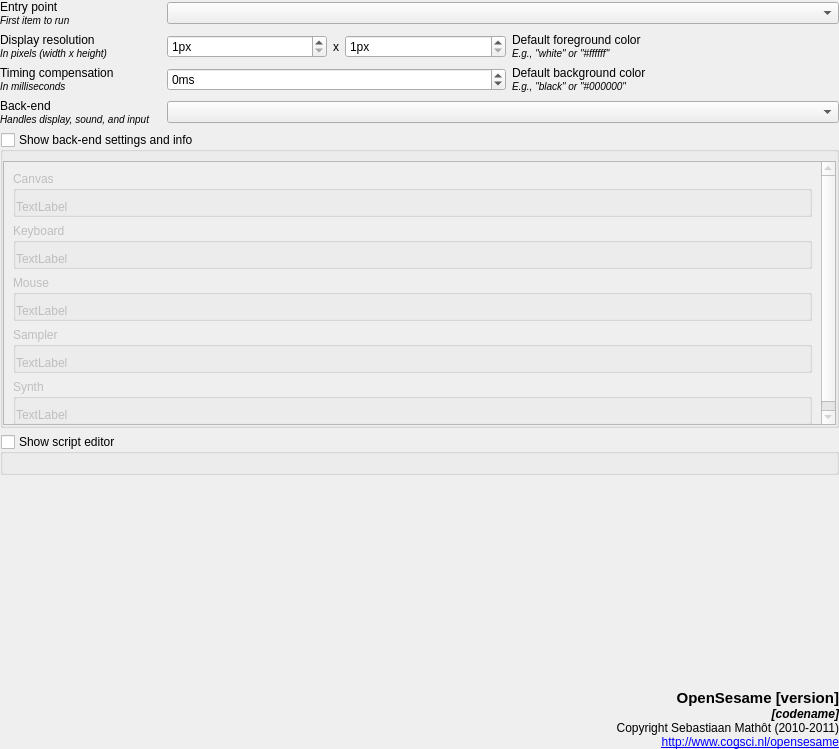
Above: resources/general_widget.ui from open-cogsci/OpenSesame before the change. Below: the same form after it.
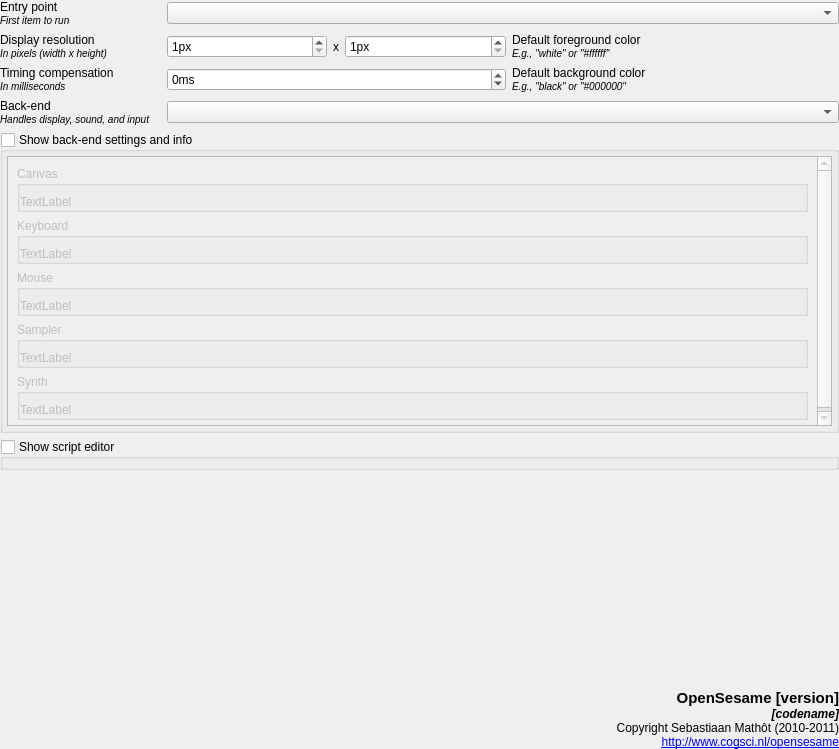
That is the form after the change.

Commit message: Improved general properties tab

```diff
--- a/resources/general_widget.ui
+++ b/resources/general_widget.ui
@@ -163,14 +163,8 @@
       <bool>false</bool>
      </property>
      <layout class="QVBoxLayout" name="verticalLayout_4">
-      <property name="leftMargin">
-       <number>0</number>
-      </property>
-      <property name="rightMargin">
-       <number>0</number>
-      </property>
-      <property name="bottomMargin">
-       <number>0</number>
+      <property name="margin">
+       <number>4</number>
       </property>
       <item>
        <widget class="QScrollArea" name="scrollarea_backend_settings">
@@ -182,7 +176,7 @@
           <rect>
            <x>0</x>
            <y>0</y>
-           <width>819</width>
+           <width>811</width>
            <height>262</height>
           </rect>
          </property>
@@ -330,7 +324,11 @@
      <property name="checked">
       <bool>false</bool>
      </property>
-     <layout class="QVBoxLayout" name="verticalLayout_3"/>
+     <layout class="QVBoxLayout" name="layout_script">
+      <property name="margin">
+       <number>4</number>
+      </property>
+     </layout>
     </widget>
    </item>
    <item>
```
The commit also changes 20 other files.
